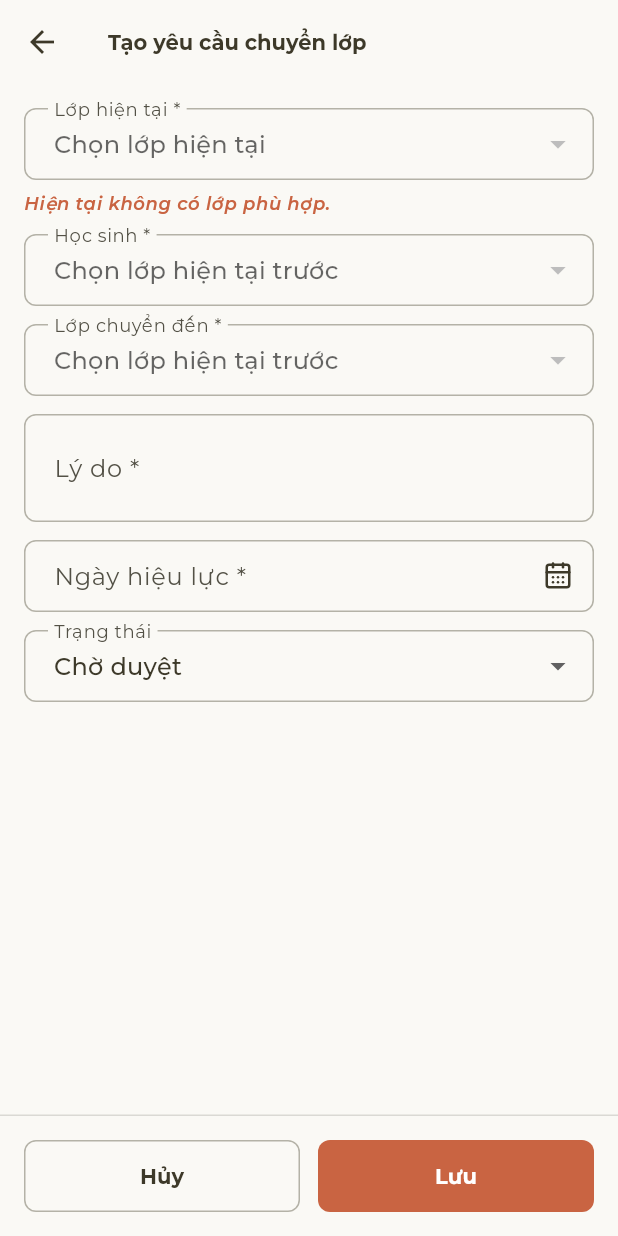
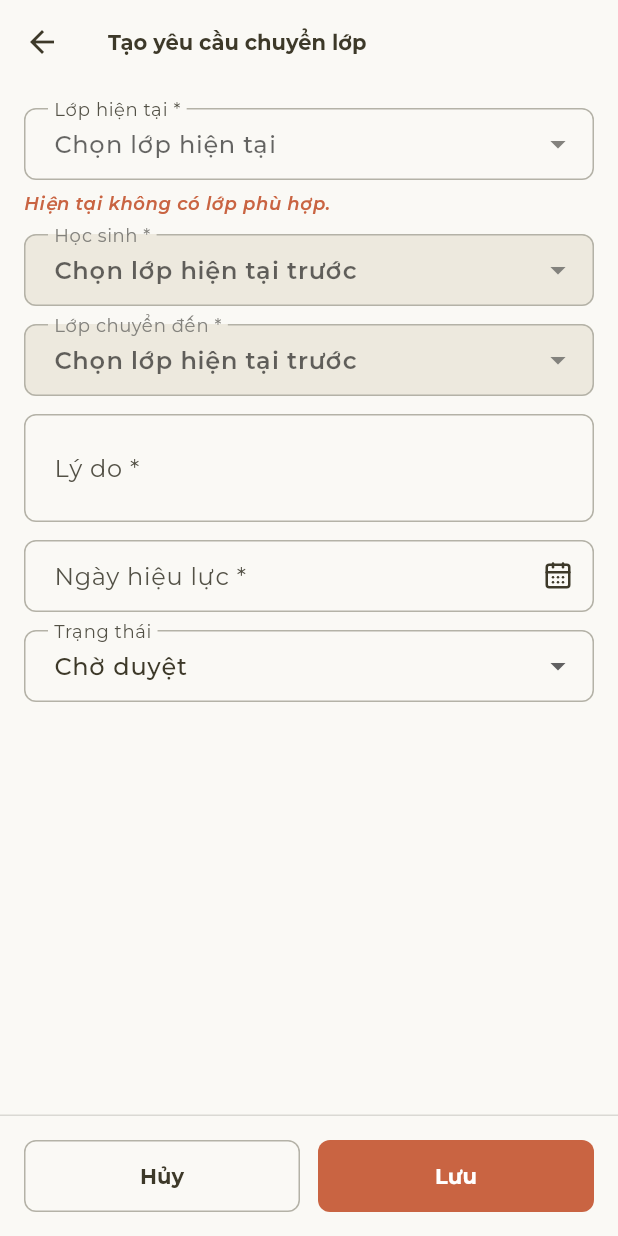
Before and after one commit to hancontam/sorak_flutter_mamnon, a Flutter app: the ClassTransferFormScreen screen opened directly, on a phone screen of 412 x 824 dp. Run offline on Flutter 3.47's test engine with Material 3 defaults, Android fonts, the phone set to English and light mode, and no system bars; our stand-ins replace cookie_jar, dio, dio_cookie_manager, flutter_svg, google_fonts, lottie and 2 more; accounts and stored records are empty; network calls fail.

Commit message:
ui: standardize disabled form fields

```diff
--- a/lib/core/widgets/app_date_field.dart
+++ b/lib/core/widgets/app_date_field.dart
@@ -1,5 +1,8 @@
 import 'package:flutter/material.dart';
 import 'package:lucide_icons_flutter/lucide_icons.dart';
+
+import '../theme/app_colors.dart';
+import '../theme/app_spacing.dart';
 
 class AppDateField extends StatelessWidget {
   const AppDateField({
@@ -26,9 +29,28 @@ class AppDateField extends StatelessWidget {
       readOnly: true,
       enabled: enabled,
       validator: validator,
+      style: Theme.of(context).textTheme.bodyLarge?.copyWith(
+        color: enabled ? AppColors.foreground : AppColors.mutedForeground,
+        fontWeight: enabled ? FontWeight.w500 : FontWeight.w600,
+      ),
       decoration: InputDecoration(
         labelText: label,
-        suffixIcon: const Icon(LucideIcons.calendarDays, size: 20),
+        filled: !enabled,
+        fillColor: enabled ? AppColors.background : AppColors.muted,
+        disabledBorder: const OutlineInputBorder(
+          borderRadius: BorderRadius.all(Radius.circular(AppSpacing.radius)),
+          borderSide: BorderSide(color: AppColors.border),
+        ),
+        labelStyle: TextStyle(
+          color: enabled
+              ? AppColors.secondaryForeground
+              : AppColors.mutedForeground,
+        ),
+        suffixIcon: Icon(
+          LucideIcons.calendarDays,
+          size: 20,
+          color: enabled ? AppColors.foreground : AppColors.mutedForeground,
+        ),
       ),
       onTap: enabled ? () => _pickDate(context) : null,
     );
--- a/lib/core/widgets/app_dropdown_field.dart
+++ b/lib/core/widgets/app_dropdown_field.dart
@@ -1,6 +1,8 @@
 import 'package:flutter/material.dart';
 
 import '../constants/app_options.dart';
+import '../theme/app_colors.dart';
+import '../theme/app_spacing.dart';
 
 class AppDropdownField<T> extends StatelessWidget {
   const AppDropdownField({
@@ -22,6 +24,7 @@ class AppDropdownField<T> extends StatelessWidget {
   final String? hintText;
   final FormFieldValidator<T>? validator;
   final bool enabled;
+
   /// When false, only the dropdown value/hint is shown (no floating label).
   final bool showLabel;
 
@@ -33,8 +36,24 @@ class AppDropdownField<T> extends StatelessWidget {
     return DropdownButtonFormField<T>(
       initialValue: effectiveValue,
       isExpanded: true,
+      style: Theme.of(context).textTheme.bodyLarge?.copyWith(
+        color: enabled ? AppColors.foreground : AppColors.mutedForeground,
+        fontWeight: enabled ? FontWeight.w500 : FontWeight.w600,
+      ),
+      iconDisabledColor: AppColors.mutedForeground,
       decoration: InputDecoration(
         labelText: showLabel && label.isNotEmpty ? label : null,
+        filled: !enabled,
+        fillColor: enabled ? AppColors.background : AppColors.muted,
+        disabledBorder: const OutlineInputBorder(
+          borderRadius: BorderRadius.all(Radius.circular(AppSpacing.radius)),
+          borderSide: BorderSide(color: AppColors.border),
+        ),
+        labelStyle: TextStyle(
+          color: enabled
+              ? AppColors.secondaryForeground
+              : AppColors.mutedForeground,
+        ),
       ),
       hint: hintText == null ? null : Text(hintText!),
       validator: validator,
```
Also changed, not shown: lib/core/widgets/app_readonly_field.dart (+14 -3 lines), 1 other file.
